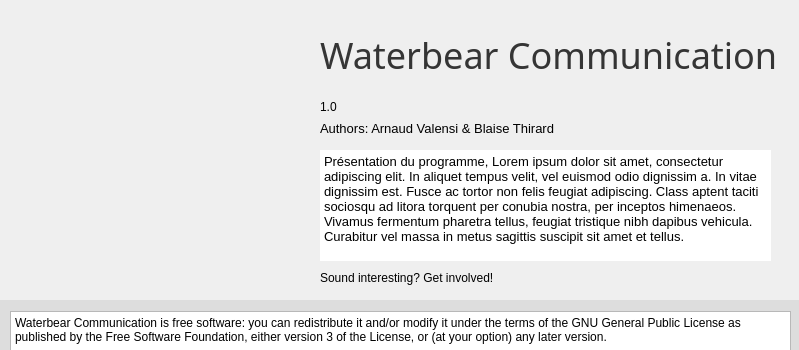
ArnaudValensi/waterbear-communication, file pc/About.ui: the form before one commit.
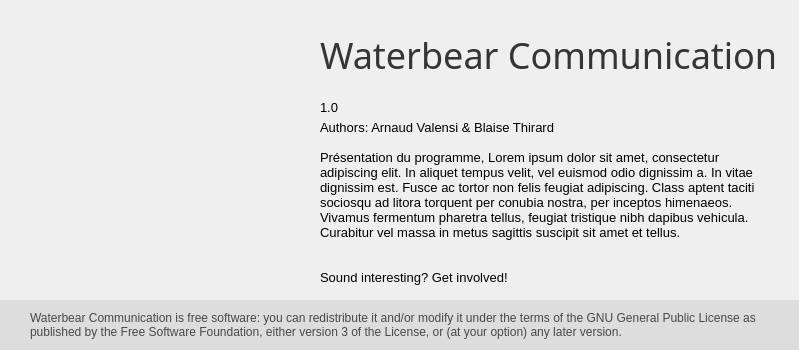
The form after the commit. Icons and pictures are not drawn.

What changed in the file:
```diff
--- a/pc/About.ui
+++ b/pc/About.ui
@@ -33,6 +33,9 @@
    <property name="text">
     <string>&lt;html&gt;&lt;head/&gt;&lt;body&gt;&lt;p&gt;&lt;span style=&quot; color:#353535;&quot;&gt;Waterbear Communication&lt;/span&gt;&lt;/p&gt;&lt;/body&gt;&lt;/html&gt;</string>
    </property>
+   <property name="textInteractionFlags">
+    <set>Qt::LinksAccessibleByMouse|Qt::TextSelectableByMouse</set>
+   </property>
   </widget>
   <widget class="QLabel" name="label_2">
    <property name="geometry">
@@ -51,6 +54,9 @@
    <property name="text">
     <string>Authors: Arnaud Valensi &amp; Blaise Thirard</string>
    </property>
+   <property name="textInteractionFlags">
+    <set>Qt::LinksAccessibleByMouse|Qt::TextSelectableByMouse</set>
+   </property>
   </widget>
   <widget class="QLabel" name="label_5">
    <property name="geometry">
@@ -68,32 +74,6 @@
     <pixmap resource="ressources/pictures.qrc">:/main/waterbear-256.png</pixmap>
    </property>
   </widget>
-  <widget class="QTextBrowser" name="textBrowser">
-   <property name="geometry">
-    <rect>
-     <x>320</x>
-     <y>150</y>
-     <width>451</width>
-     <height>111</height>
-    </rect>
-   </property>
-   <property name="frameShape">
-    <enum>QFrame::Panel</enum>
-   </property>
-   <property name="frameShadow">
-    <enum>QFrame::Plain</enum>
-   </property>
-   <property name="lineWidth">
-    <number>0</number>
-   </property>
-   <property name="html">
-    <string>&lt;!DOCTYPE HTML PUBLIC &quot;-//W3C//DTD HTML 4.0//EN&quot; &quot;http://www.w3.org/TR/REC-html40/strict.dtd&quot;&gt;
-&lt;html&gt;&lt;head&gt;&lt;meta name=&quot;qrichtext&quot; content=&quot;1&quot; /&gt;&lt;style type=&quot;text/css&quot;&gt;
-p, li { white-space: pre-wrap; }
-&lt;/style&gt;&lt;/head&gt;&lt;body style=&quot; font-family:'Sans Serif'; font-size:9pt; font-weight:400; font-style:normal;&quot;&gt;
-&lt;p style=&quot; margin-top:0px; margin-bottom:0px; margin-left:0px; margin-right:0px; -qt-block-indent:0; text-indent:0px;&quot;&gt;&lt;span style=&quot; font-family:'MS Shell Dlg 2'; font-size:10pt;&quot;&gt;Présentation du programme, Lorem ipsum dolor sit amet, consectetur adipiscing elit. In aliquet tempus velit, vel euismod odio dignissim a. In vitae dignissim est. Fusce ac tortor non felis feugiat adipiscing. Class aptent taciti sociosqu ad litora torquent per conubia nostra, per inceptos himenaeos. Vivamus fermentum pharetra tellus, feugiat tristique nibh dapibus vehicula. Curabitur vel massa in metus sagittis suscipit sit amet et tellus.&lt;/span&gt;&lt;/p&gt;&lt;/body&gt;&lt;/html&gt;</string>
-   </property>
-  </widget>
   <widget class="QLabel" name="label_3">
    <property name="geometry">
     <rect>
@@ -103,9 +83,17 @@
      <height>16</height>
     </rect>
    </property>
+   <property name="font">
+    <font>
+     <pointsize>10</pointsize>
+    </font>
+   </property>
    <property name="text">
     <string>Sound interesting? Get involved!</string>
    </property>
+   <property name="textInteractionFlags">
+    <set>Qt::LinksAccessibleByMouse|Qt::TextSelectableByMouse</set>
+   </property>
   </widget>
   <widget class="QLabel" name="label_4">
    <property name="geometry">
@@ -116,9 +104,17 @@
      <height>13</height>
     </rect>
    </property>
+   <property name="font">
+    <font>
+     <pointsize>10</pointsize>
+    </font>
+   </property>
    <property name="text">
     <string>1.0</string>
    </property>
+   <property name="textInteractionFlags">
+    <set>Qt::LinksAccessibleByMouse|Qt::TextSelectableByMouse</set>
+   </property>
   </widget>
   <widget class="QWidget" name="widget" native="true">
    <property name="geometry">
@@ -132,22 +128,60 @@
    <property name="styleSheet">
     <string notr="true">background-color:#dddddd;</string>
    </property>
+   <widget class="QLabel" name="label_7">
+    <property name="geometry">
+     <rect>
+      <x>60</x>
+      <y>0</y>
+      <width>741</width>
+      <height>51</height>
+     </rect>
+    </property>
+    <property name="styleSheet">
+     <string notr="true">color:rgb(72, 72, 72);</string>
+    </property>
+    <property name="text">
+     <string>Waterbear Communication is free software: you can redistribute it and/or modify it under the terms of the GNU General Public License as published by the Free Software Foundation, either version 3 of the License, or (at your option) any later version.</string>
+    </property>
+    <property name="wordWrap">
+     <bool>true</bool>
+    </property>
+    <property name="textInteractionFlags">
+     <set>Qt::LinksAccessibleByMouse|Qt::TextSelectableByMouse</set>
+    </property>
+   </widget>
   </widget>
-  <widget class="QTextBrowser" name="textBrowser_2">
+  <widget class="QLabel" name="label_6">
    <property name="geometry">
     <rect>
-     <x>10</x>
-     <y>311</y>
-     <width>781</width>
-     <height>41</height>
+     <x>320</x>
+     <y>130</y>
+     <width>441</width>
+     <height>131</height>
     </rect>
    </property>
-   <property name="html">
-    <string>&lt;!DOCTYPE HTML PUBLIC &quot;-//W3C//DTD HTML 4.0//EN&quot; &quot;http://www.w3.org/TR/REC-html40/strict.dtd&quot;&gt;
-&lt;html&gt;&lt;head&gt;&lt;meta name=&quot;qrichtext&quot; content=&quot;1&quot; /&gt;&lt;style type=&quot;text/css&quot;&gt;
-p, li { white-space: pre-wrap; }
-&lt;/style&gt;&lt;/head&gt;&lt;body style=&quot; font-family:'Sans Serif'; font-size:9pt; font-weight:400; font-style:normal;&quot;&gt;
-&lt;p style=&quot; margin-top:0px; margin-bottom:0px; margin-left:0px; margin-right:0px; -qt-block-indent:0; text-indent:0px;&quot;&gt;&lt;span style=&quot; font-family:'MS Shell Dlg 2';&quot;&gt;Waterbear Communication is free software: you can redistribute it and/or modify it under the terms of the GNU General Public License as published by the Free Software Foundation, either version 3 of the License, or (at your option) any later version.&lt;/span&gt;&lt;/p&gt;&lt;/body&gt;&lt;/html&gt;</string>
+   <property name="sizePolicy">
+    <sizepolicy hsizetype="Preferred" vsizetype="Preferred">
+     <horstretch>0</horstretch>
+     <verstretch>0</verstretch>
+    </sizepolicy>
+   </property>
+   <property name="font">
+    <font>
+     <pointsize>10</pointsize>
+    </font>
+   </property>
+   <property name="styleSheet">
+    <string notr="true"/>
+   </property>
+   <property name="text">
+    <string>Présentation du programme, Lorem ipsum dolor sit amet, consectetur adipiscing elit. In aliquet tempus velit, vel euismod odio dignissim a. In vitae dignissim est. Fusce ac tortor non felis feugiat adipiscing. Class aptent taciti sociosqu ad litora torquent per conubia nostra, per inceptos himenaeos. Vivamus fermentum pharetra tellus, feugiat tristique nibh dapibus vehicula. Curabitur vel massa in metus sagittis suscipit sit amet et tellus.</string>
+   </property>
+   <property name="wordWrap">
+    <bool>true</bool>
+   </property>
+   <property name="textInteractionFlags">
+    <set>Qt::LinksAccessibleByMouse|Qt::TextSelectableByMouse</set>
    </property>
   </widget>
  </widget>
```
